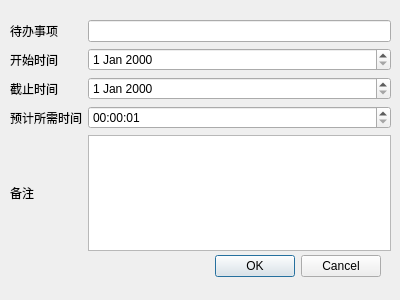
Qt form SouceCode/Calcuwork/dialog.ui (lolobilibili/Calculator) before a commit.
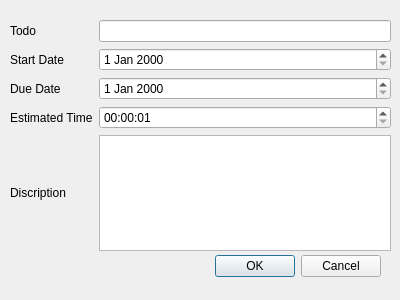
The same form after that commit.

Patch:
```diff
--- a/SouceCode/Calcuwork/dialog.ui
+++ b/SouceCode/Calcuwork/dialog.ui
@@ -42,7 +42,7 @@
     <item row="3" column="0">
      <widget class="QLabel" name="label">
       <property name="text">
-       <string>预计所需时间</string>
+       <string>Estimated Time</string>
       </property>
      </widget>
     </item>
@@ -53,9 +53,9 @@
         <hour>0</hour>
         <minute>0</minute>
         <second>1</second>
-        <year>1999</year>
-        <month>12</month>
-        <day>31</day>
+        <year>2000</year>
+        <month>1</month>
+        <day>1</day>
        </datetime>
       </property>
       <property name="minimumTime">
@@ -76,21 +76,21 @@
     <item row="2" column="0">
      <widget class="QLabel" name="duetime">
       <property name="text">
-       <string>截止时间</string>
+       <string>Due Date</string>
       </property>
      </widget>
     </item>
     <item row="4" column="0">
      <widget class="QLabel" name="discription">
       <property name="text">
-       <string>备注</string>
+       <string>Discription</string>
       </property>
      </widget>
     </item>
     <item row="0" column="0">
      <widget class="QLabel" name="Content">
       <property name="text">
-       <string>待办事项</string>
+       <string>Todo</string>
       </property>
      </widget>
     </item>
@@ -107,7 +107,7 @@
     <item row="1" column="0">
      <widget class="QLabel" name="label_2">
       <property name="text">
-       <string>开始时间</string>
+       <string>Start Date</string>
       </property>
      </widget>
     </item>
```
